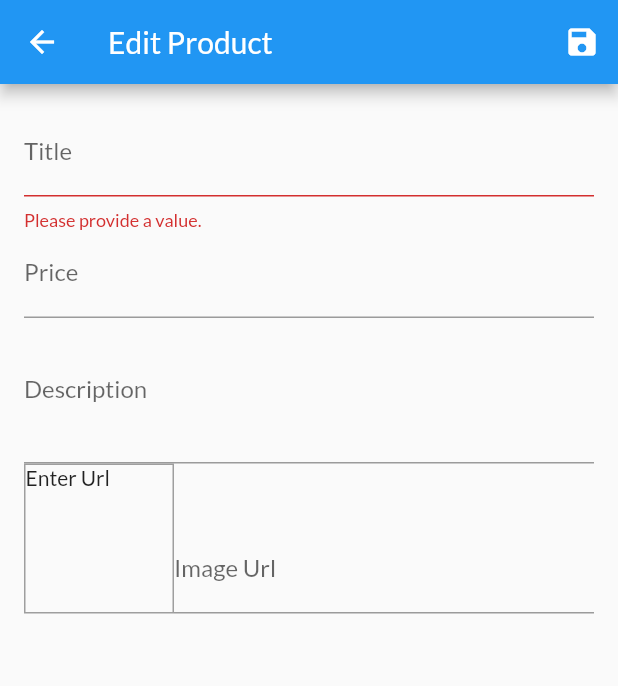
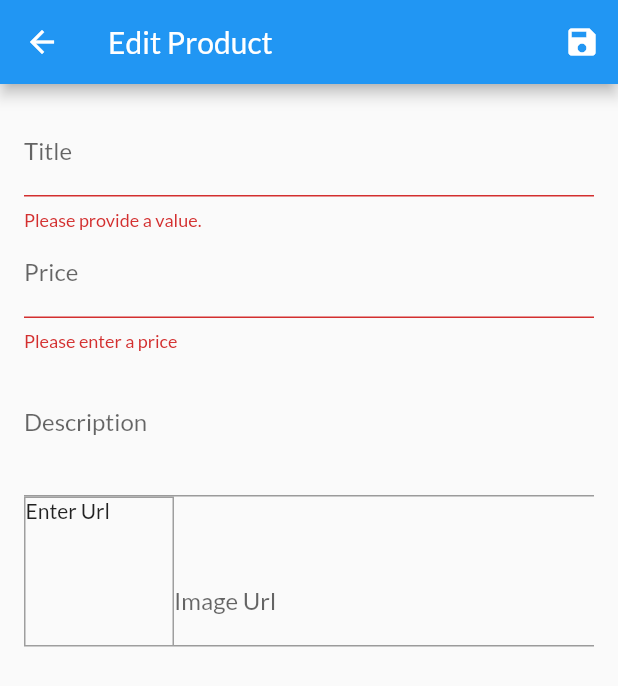
Before and after one commit to YuckiestPenguin/shop_app_flutter, a Flutter app: the EditProductScreen screen opened by its route, after a tap on the "save" icon, on a phone screen of 412 x 824 dp. Shown: the top 686 px of the screen. Run offline on Flutter 3.47's test engine with Material 2 defaults, Android fonts, the phone set to English and light mode, and no system bars; network calls fail.

Commit message:
added validation for price field

```diff
--- a/lib/screens/edit_product_screen.dart
+++ b/lib/screens/edit_product_screen.dart
@@ -96,6 +96,18 @@ class _EditProductScreenState extends State<EditProductScreen> {
                 onFieldSubmitted: (_) {
                   FocusScope.of(context).requestFocus(_descriptionNode);
                 },
+                validator: (value) {
+                  if (value.isEmpty) {
+                    return 'Please enter a price';
+                  }
+                  if (double.tryParse(value) == null) {
+                    return 'Please enter a valide number';
+                  }
+                  if (double.parse(value) <= 0) {
+                    return 'Please enter number greater than 0';
+                  }
+                  return null;
+                },
                 onSaved: (value) {
                   _editedProduct = Product(
                       title: _editedProduct.title,
```
